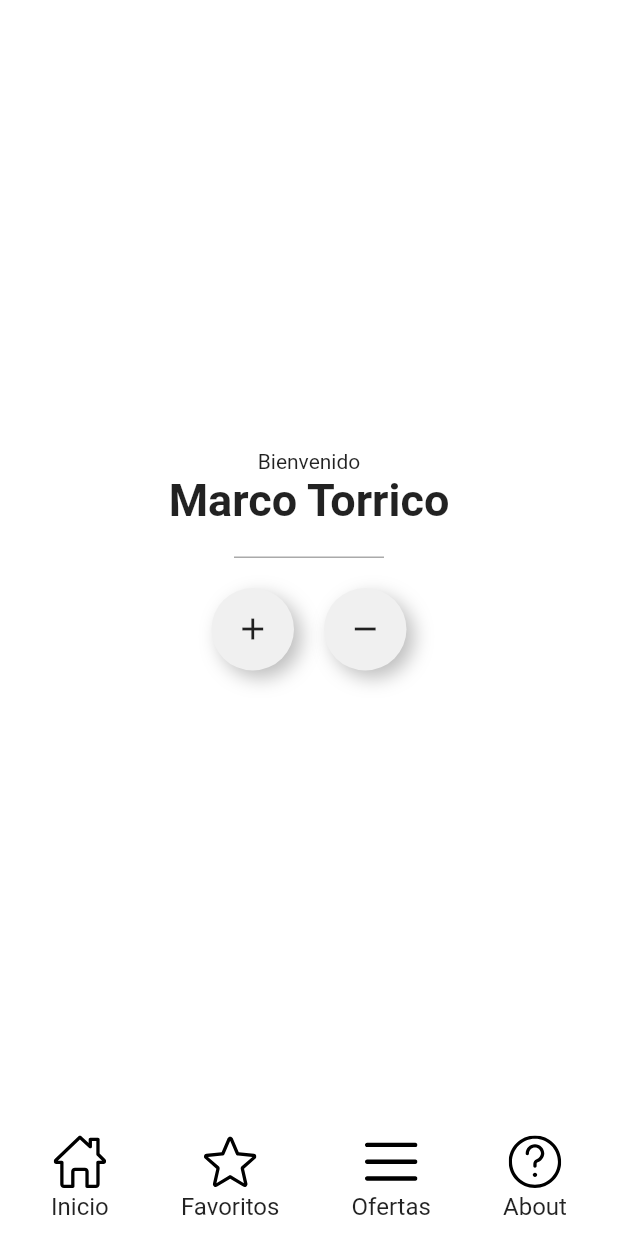
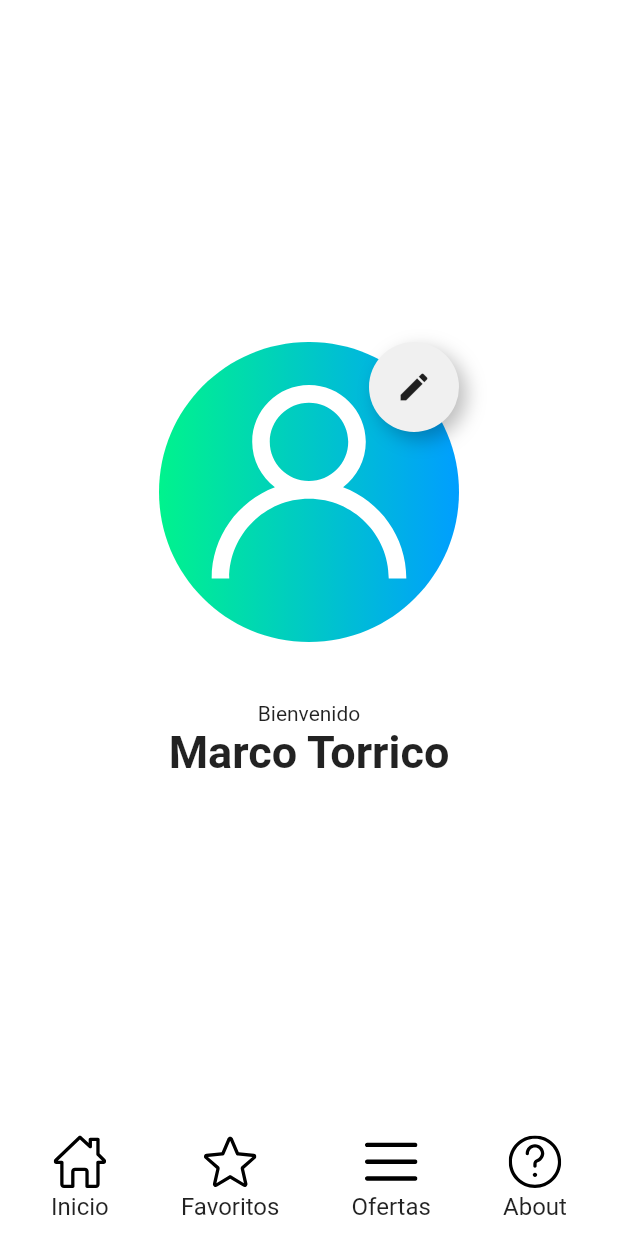
Before and after one commit to mastercba/flutterUI, a Flutter app: the screen it shows after launch, on a phone screen of 412 x 824 dp. Run offline on Flutter 3.47's test engine with Material 2 defaults, Android fonts, the phone set to English and light mode, and no system bars; our stand-ins replace flutter_svg.

Commit message:
14. El Widget Stack

```diff
--- a/lib/pages/home_page.dart
+++ b/lib/pages/home_page.dart
@@ -1,4 +1,5 @@
 import 'package:flutter/material.dart';
+import '../widgets/avatar.dart';
 import 'package:flutter_ui/widgets/bottom_menu.dart';
 import '../widgets/circle_container.dart';
 import 'package:flutter/cupertino.dart';
@@ -36,18 +37,22 @@ class HomePage extends StatelessWidget {
             mainAxisAlignment: MainAxisAlignment.center,
             mainAxisSize: MainAxisSize.max,
             children: <Widget>[
+              Avatar(),
+              SizedBox(
+                height: 40,
+              ),
               Text("Bienvenido"),
               Text(
                 "Marco Torrico",
                 style: TextStyle(fontSize: 30, fontWeight: FontWeight.bold),
               ),
-              Container(
+/*               Container(
                 height: 1,
                 width: 100,
                 margin: EdgeInsets.symmetric(vertical: 20),
                 color: Color(0xffaaaaaa),
-              ),
-              Row(
+              ), */
+/*               Row(
                 mainAxisAlignment: MainAxisAlignment.center,
                 crossAxisAlignment: CrossAxisAlignment.center,
                 children: <Widget>[
@@ -72,7 +77,7 @@ class HomePage extends StatelessWidget {
                   //   color: Colors.blue,
                   // ),
                 ],
-              )
+              ) */
             ],
           ),
         ),
--- /dev/null
+++ b/lib/widgets/avatar.dart
@@ -0,0 +1,50 @@
+import 'package:flutter/cupertino.dart';
+import 'package:flutter/material.dart';
+import 'package:flutter_svg/svg.dart';
+import '../widgets/circle_container.dart';
+
+class Avatar extends StatelessWidget {
+  @override
+  Widget build(BuildContext context) {
+    return Container(
+      width: 200,
+      height: 200,
+      //color: Color(0xffeeeeee),
+      child: Stack(
+        children: <Widget>[
+          //SvgPicture.network(
+          //    'https://image.flaticon.com/icons/svg/1177/1177568.svg'),
+          SvgPicture.asset('assets/icons/user.svg'),
+
+//          Container(
+//            color: Colors.red,
+//            width: 100,
+//            height: 100,
+//          ),
+//          Container(
+//            color: Colors.blue,
+//            width: 80,
+//            height: 80,
+//          ),
+          Positioned(
+            child: CircleContainer(
+              child: Icon(Icons.edit),
+              width: 60,
+              height: 60,
+            ),
+
+//            child: Container(
+//              child: Icon(Icons.edit),
+//              //color: Color(0xffcccccc),
+//              width: 60,
+//              height: 60,
+//              decoration: BoxDecoration(
+//                  color: Color(0xffcccccc), shape: BoxShape.circle),
+            right: 0,
+            top: 0,
+          )
+        ],
+      ),
+    );
+  }
+}
--- a/pubspec.yaml
+++ b/pubspec.yaml
@@ -52,6 +52,7 @@ flutter:
      - assets/icons/menu1.svg
      - assets/icons/star.svg
      - assets/icons/question.svg
+     - assets/icons/user.svg
 
   # An image asset can refer to one or more resolution-specific "variants", see
   # https://flutter.dev/assets-and-images/#resolution-aware.
```
Also changed, not shown: assets/icons/user.svg (added).
